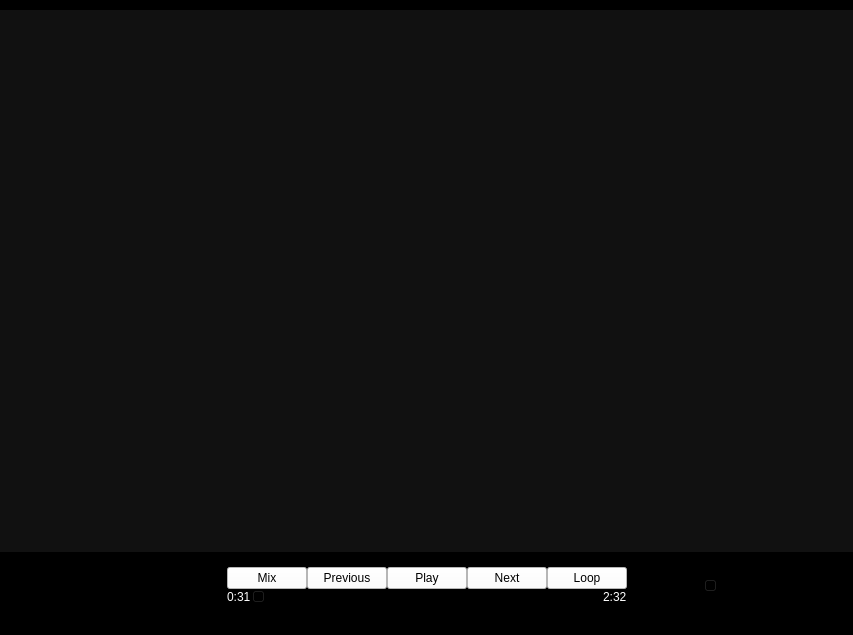
Old version of the form Source/Widgets/MainWindow/mainwindow.ui in the repository Stalker72742/MusicPlayer.
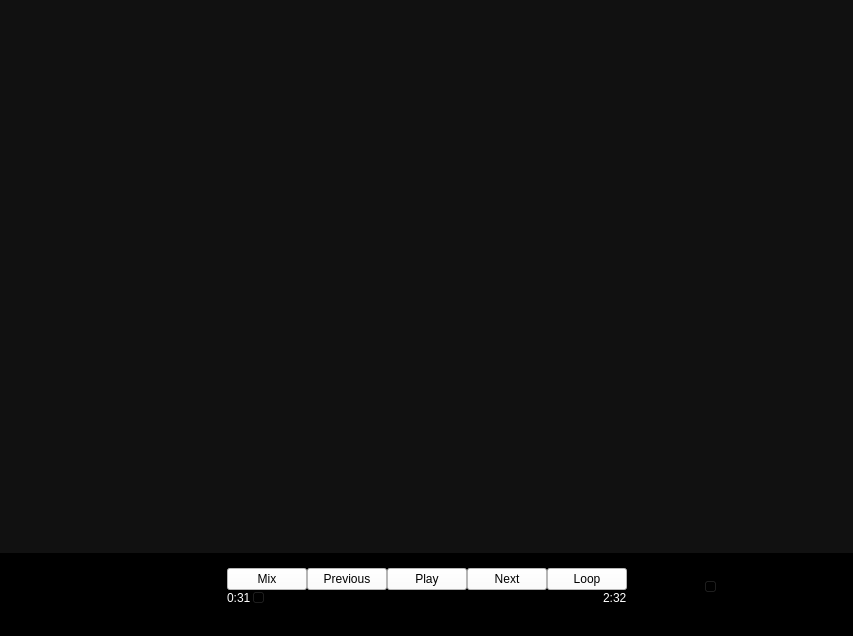
New version of the form.

```diff
--- a/Source/Widgets/MainWindow/mainwindow.ui
+++ b/Source/Widgets/MainWindow/mainwindow.ui
@@ -7,7 +7,7 @@
     <x>0</x>
     <y>0</y>
     <width>853</width>
-    <height>635</height>
+    <height>636</height>
    </rect>
   </property>
   <property name="windowTitle">
@@ -33,39 +33,69 @@
     <property name="bottomMargin">
      <number>0</number>
     </property>
-    <item>
-     <widget class="QWidget" name="TitleBar" native="true">
-      <property name="sizePolicy">
-       <sizepolicy hsizetype="Expanding" vsizetype="Fixed">
-        <horstretch>0</horstretch>
-        <verstretch>0</verstretch>
-       </sizepolicy>
-      </property>
-      <property name="minimumSize">
-       <size>
-        <width>0</width>
-        <height>35</height>
-       </size>
-      </property>
-      <property name="maximumSize">
-       <size>
-        <width>16777215</width>
-        <height>15</height>
-       </size>
-      </property>
-      <property name="styleSheet">
-       <string notr="true">background-color: rgb(17, 17, 17);</string>
-      </property>
-     </widget>
-    </item>
     <item>
      <widget class="QWidget" name="MiddlePanel" native="true">
       <property name="styleSheet">
-       <string notr="true">background-color: rgb(17, 17, 17);</string>
+       <string notr="true">background-color: rgb(17, 17, 17);
+border-color: rgb(255, 255, 255);
+border : 5px;</string>
       </property>
       <layout class="QHBoxLayout" name="horizontalLayout_2">
+       <property name="leftMargin">
+        <number>0</number>
+       </property>
+       <property name="topMargin">
+        <number>0</number>
+       </property>
+       <property name="rightMargin">
+        <number>0</number>
+       </property>
+       <property name="bottomMargin">
+        <number>9</number>
+       </property>
        <item>
-        <layout class="QVBoxLayout" name="playlistLayout"/>
+        <widget class="QWidget" name="mediateka" native="true">
+         <property name="sizePolicy">
+          <sizepolicy hsizetype="Fixed" vsizetype="Preferred">
+           <horstretch>50</horstretch>
+           <verstretch>0</verstretch>
+          </sizepolicy>
+         </property>
+         <property name="minimumSize">
+          <size>
+           <width>50</width>
+           <height>0</height>
+          </size>
+         </property>
+         <property name="styleSheet">
+          <string notr="true">background-color: rgba(255, 255, 255, 0);</string>
+         </property>
+         <layout class="QHBoxLayout" name="horizontalLayout">
+          <property name="leftMargin">
+           <number>0</number>
+          </property>
+          <property name="topMargin">
+           <number>0</number>
+          </property>
+          <property name="rightMargin">
+           <number>0</number>
+          </property>
+          <property name="bottomMargin">
+           <number>0</number>
+          </property>
+         </layout>
+        </widget>
+       </item>
+       <item>
+        <layout class="QVBoxLayout" name="playlistLayout">
+         <item>
+          <widget class="QWidget" name="widget_2" native="true">
+           <property name="styleSheet">
+            <string notr="true"/>
+           </property>
+          </widget>
+         </item>
+        </layout>
        </item>
       </layout>
      </widget>
@@ -331,7 +361,6 @@
     </item>
    </layout>
    <zorder>BottomPanel</zorder>
-   <zorder>TitleBar</zorder>
    <zorder>MiddlePanel</zorder>
   </widget>
   <widget class="QStatusBar" name="statusbar"/>
```
